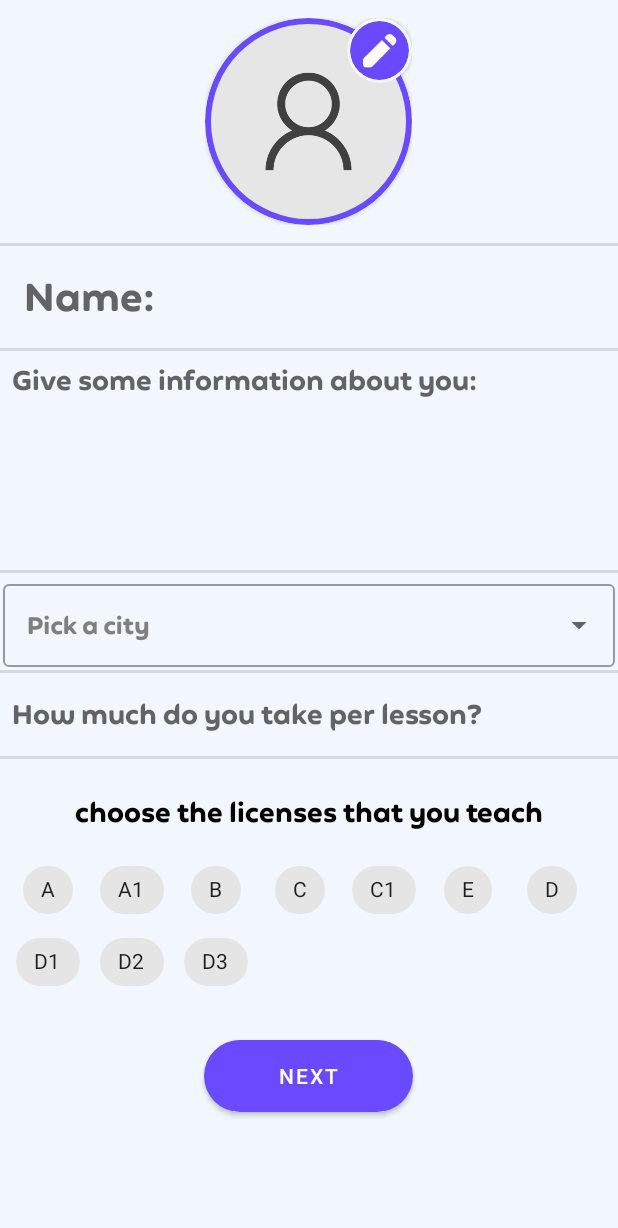
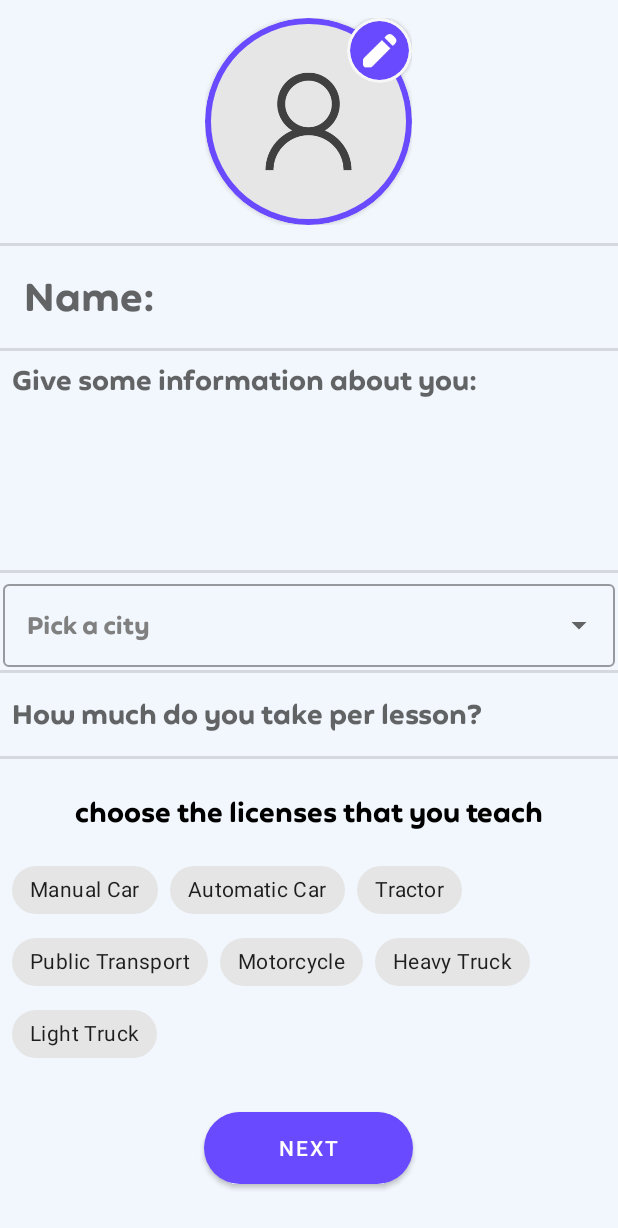
Before and after one commit to Elazar-Halperin/Find-driving-teacher-application, an Android app: the ExtraTeacherDataFragment screen opened through its navigation route, on a phone screen of 412 x 824 dp. Shown: the top 1228 px of the screen. Run offline under Robolectric (Android 15) with nearby library versions, the phone set to English and light mode, and no system bars; our stand-ins replace Firebase (no records; nobody signed in at launch, a user with empty details on screens opened directly), navigation-ui, sdp/ssp sizes; libraries missing offline, so code that uses them is left out: com.hbb20; pictures from the network do not load; 11 statements that could not run were skipped.

```diff
--- a/app/src/main/java/com/elazarhalperin/fluentify/fragments/ExtraTeacherDataFragment.java
+++ b/app/src/main/java/com/elazarhalperin/fluentify/fragments/ExtraTeacherDataFragment.java
@@ -13,8 +13,6 @@ import androidx.fragment.app.Fragment;
 import androidx.navigation.NavController;
 import androidx.navigation.Navigation;
 
-import android.provider.MediaStore;
-import android.util.Log;
 import android.view.LayoutInflater;
 import android.view.View;
 import android.view.ViewGroup;
@@ -29,11 +27,6 @@ import com.elazarhalperin.fluentify.R;
 import com.google.android.material.chip.Chip;
 import com.google.android.material.chip.ChipGroup;
 
-import java.io.BufferedReader;
-import java.io.InputStreamReader;
-import java.net.URL;
-import java.net.URLConnection;
-import java.net.URLEncoder;
 import java.util.ArrayList;
 import java.util.Arrays;
 import java.util.List;
@@ -45,8 +38,11 @@ public class ExtraTeacherDataFragment extends Fragment {
     AutoCompleteTextView et_teachingPlaces;
     ChipGroup cg_choose, cg_pickedLicenses;
     Button btn_next;
-    List<String> pickedLicenses;
+
+    List<String> pickedLicenses_en;
+    List<String> pickedLicenses_he;
     List<String> cities;
+    List<String> licensesEn;
 
     Uri selectedImage;
 
@@ -80,6 +76,8 @@ public class ExtraTeacherDataFragment extends Fragment {
     public void onViewCreated(@NonNull View view, @Nullable Bundle savedInstanceState) {
         super.onViewCreated(view, savedInstanceState);
 
+        String languageCode = getResources().getConfiguration().locale.getLanguage();
+
         cg_choose = view.findViewById(R.id.cg_choose);
         cg_pickedLicenses = view.findViewById(R.id.cg_pickedLicense);
         iv_profileImage = view.findViewById(R.id.iv_profileImage);
@@ -89,11 +87,10 @@ public class ExtraTeacherDataFragment extends Fragment {
         et_lessonPrice = view.findViewById(R.id.et_lessonPrice);
         btn_next = view.findViewById(R.id.btn_next);
 
-        pickedLicenses = new ArrayList<>();
+        pickedLicenses_en = new ArrayList<>();
+        pickedLicenses_he = new ArrayList<>();
 
         navController = Navigation.findNavController(view);
-
-        Bundle bundle = getArguments();
 
         cities = Arrays.asList(getResources().getStringArray(R.array.cities));
 
@@ -103,17 +100,8 @@ public class ExtraTeacherDataFragment extends Fragment {
 
 
 
-        List<String> licenses = new ArrayList<>();
-        licenses.add("A");
-        licenses.add("A1");
-        licenses.add("B");
-        licenses.add("C");
-        licenses.add("C1");
-        licenses.add("E");
-        licenses.add("D");
-        licenses.add("D1");
-        licenses.add("D2");
-        licenses.add("D3");
+        List<String> licenses = Arrays.asList(getResources().getStringArray(languageCode.equals("he") ? R.array.licenses_he : R.array.licenses_en));
+        licensesEn = Arrays.asList(getResources().getStringArray(languageCode.equals("he") ? R.array.licenses_he : R.array.licenses_en));
 
         for (String license : licenses)
             generateChip(license);
@@ -192,7 +180,7 @@ public class ExtraTeacherDataFragment extends Fragment {
         bundle.putDouble("lessonPrice", lessonPrice);
         bundle.putString("locations", locations);
         bundle.putString("phoneNumber", phoneNumber);
-        bundle.putStringArrayList("licenses", (ArrayList<String>) pickedLicenses);
+        bundle.putStringArrayList("licenses", (ArrayList<String>) pickedLicenses_en);
         bundle.putParcelable("selectedImage", selectedImage);
 
         return bundle;
@@ -213,7 +201,7 @@ public class ExtraTeacherDataFragment extends Fragment {
                 cg_choose.removeView(view);
                 chip.setCloseIconVisible(true);
                 cg_pickedLicenses.addView(view);
-                pickedLicenses.add(license);
+                pickedLicenses_en.add(license);
             } catch (Exception e) {
 
             }
@@ -224,7 +212,7 @@ public class ExtraTeacherDataFragment extends Fragment {
             cg_choose.addView(view);
             chip.setChecked(true);
             chip.requestFocus();
-            pickedLicenses.remove(license);
+            pickedLicenses_en.remove(license);
         });
 
         cg_choose.addView(chip);
--- a/app/src/main/java/com/elazarhalperin/fluentify/fragments/SmsCodeValidateFragment.java
+++ b/app/src/main/java/com/elazarhalperin/fluentify/fragments/SmsCodeValidateFragment.java
@@ -57,7 +57,7 @@ public class SmsCodeValidateFragment extends Fragment implements SmsReceiverBroa
         broadcastReceiver.setCallback(this);
 
         IntentFilter filter = new IntentFilter(Telephony.Sms.Intents.SMS_RECEIVED_ACTION);
-//        getContext().registerReceiver(broadcastReceiver, filter, Manifest.permission.RECEIVE_SMS, null);
+        getContext().registerReceiver(broadcastReceiver, filter, Manifest.permission.RECEIVE_SMS, null);
     }
 
     @Override
--- a/app/src/main/java/com/elazarhalperin/fluentify/helpers/adapters/TeacherSearchResullAdapter.java
+++ b/app/src/main/java/com/elazarhalperin/fluentify/helpers/adapters/TeacherSearchResullAdapter.java
@@ -51,7 +51,7 @@ public class TeacherSearchResullAdapter extends RecyclerView.Adapter<TeacherSear
         holder.getTv_locations().setText(teacherModelList.get(position).getLocation());
         holder.getTv_lessonPrice().setText(teacherModelList.get(position).getLessonPrice() + " per lesson.");
         holder.getTv_rating().setText(String.valueOf(teacherModelList.get(position).getRating()));
-        holder.getTv_licenses().setText(teacherModelList.get(position).getLicences().toString());
+        holder.getTv_licenses().setText(teacherModelList.get(position).getLicenses().toString());
 
         holder.getShimmerFrameLayout().startShimmer();
 
--- a/app/src/main/res/layout/activity_teacher_profile.xml
+++ b/app/src/main/res/layout/activity_teacher_profile.xml
@@ -141,7 +141,7 @@
                         app:srcCompat="@drawable/inventory_24px" />
 
                     <TextView
-                        android:id="@+id/tv_licenses"
+                        android:id="@+id/tv_licenses2"
                         android:layout_width="match_parent"
                         android:layout_height="wrap_content"
                         android:layout_weight="1"
--- a/app/src/main/res/values/strings.xml
+++ b/app/src/main/res/values/strings.xml
@@ -111,4 +111,24 @@
         <item>אור עקיבא</item>
         <item>בית שאן</item>
     </string-array>
+
+    <string-array name="licenses_en">
+        <item>Manual Car</item>
+        <item>Automatic Car</item>
+        <item>Tractor</item>
+        <item>Public Transport</item>
+        <item>Motorcycle</item>
+        <item>Heavy Truck</item>
+        <item>Light Truck</item>
+    </string-array>
+
+    <string-array name="licenses_he">
+        <item>רכב ידני</item>
+        <item>רכב אוטומטי</item>
+        <item>טרקטור</item>
+        <item>רכב ציבורי</item>
+        <item>אופנוע</item>
+        <item>משא כבד</item>
+        <item>משא קל</item>
+    </string-array>
 </resources>
```
Also changed, not shown: app/src/main/java/com/elazarhalperin/fluentify/Models/TeacherModel.java (+9 -9 lines), app/src/main/java/com/elazarhalperin/fluentify/activities/HomeActivity.java (+26 -3 lines), app/src/main/java/com/elazarhalperin/fluentify/activities/TeacherProfileActivity.java (+11 -14 lines), app/src/main/java/com/elazarhalperin/fluentify/fragments/searchFragment.java (+28 -8 lines), 1 other file.
